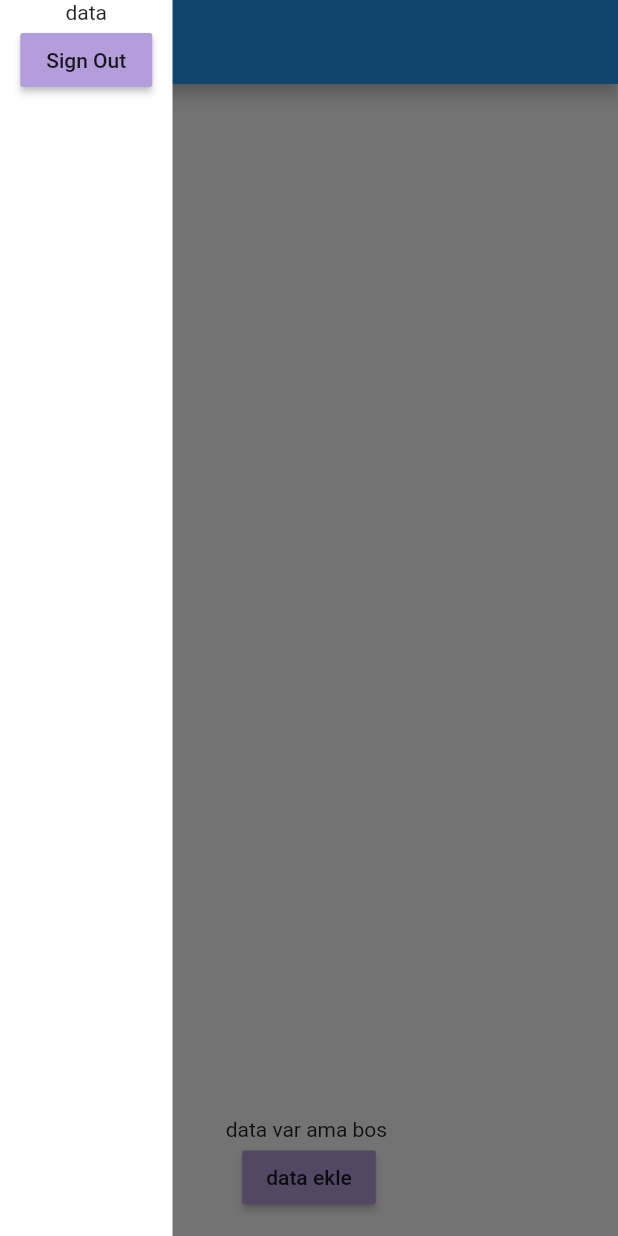
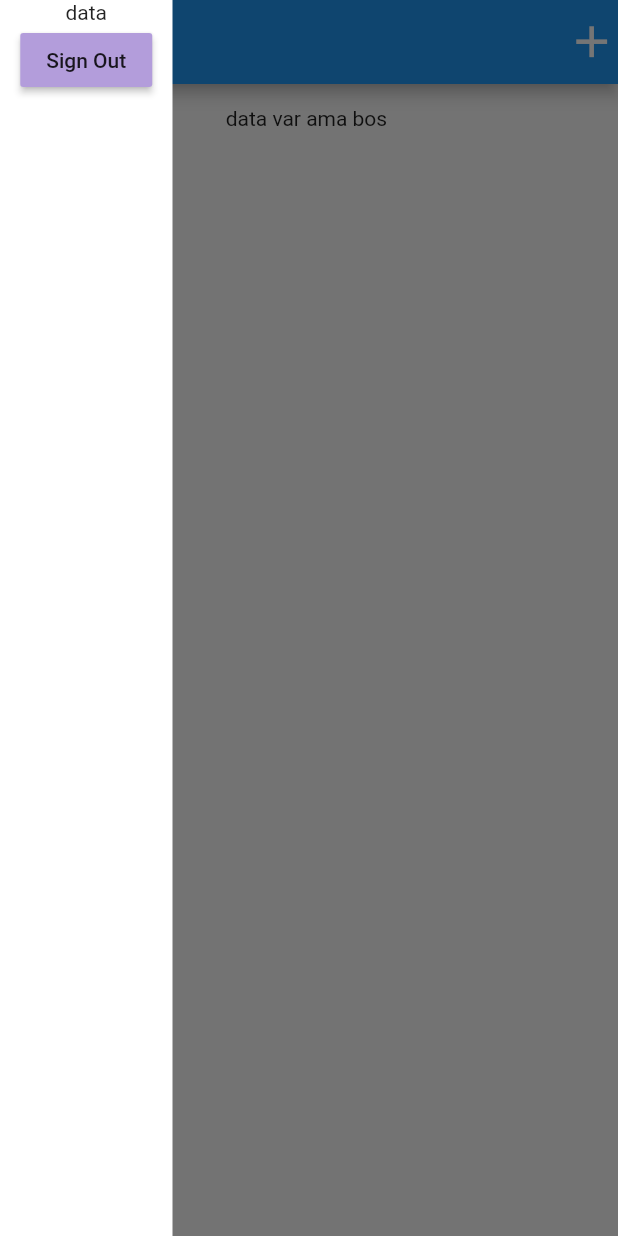
Before and after one commit to mehmetcannn0/not_defteri, a Flutter app: the screen it shows once a user with an empty profile is signed in, with the side drawer open, on a phone screen of 412 x 824 dp. Run offline on Flutter 3.47's test engine with Material 2 defaults, Android fonts, the phone set to English and light mode, and no system bars; our stand-ins replace cloud_firestore, cool_alert, firebase_auth, firebase_core, google_fonts; accounts and stored records are empty.

Commit message:
data ekleme appbar a tasındı

```diff
--- a/lib/pages/home_page.dart
+++ b/lib/pages/home_page.dart
@@ -90,7 +90,27 @@ class _HomePageState extends State<HomePage> {
   Widget build(BuildContext context) {
     Size size = MediaQuery.of(context).size;
     return Scaffold(
-      appBar: AppBar(),
+      appBar: AppBar(
+        actions: [
+          GestureDetector(
+            onTap: () {
+              Navigator.push(
+                  context,
+                  MaterialPageRoute(
+                      builder: (context) => DetailPage(
+                            uid: user.uid,
+                            id: "",
+                          ))).then((value) {
+                setState(() {});
+              });
+            },
+            child: Icon(
+              Icons.add,
+              size: 35,
+            ),
+          )
+        ],
+      ),
       drawer: Container(
         width: 115,
         color: Theme.of(context).primaryColor,
@@ -115,7 +135,7 @@ class _HomePageState extends State<HomePage> {
       body: SafeArea(
         child: Center(
             child: Column(
-          mainAxisAlignment: MainAxisAlignment.end,
+          mainAxisAlignment: MainAxisAlignment.start,
           children: [
             SizedBox(
               height: 15,
@@ -131,9 +151,9 @@ class _HomePageState extends State<HomePage> {
                   } else {
                     print(snapshot.data.docs.length);
                     // print(snapshot.data.docs.length);
-                    return Container(
+                    return Expanded(
                       // color: Colors.blue,
-                      height: size.height * 0.65,
+                      // height: size.height * 0.65,
                       child: ListView.builder(
                         // itemCount: datas.length,
                         itemCount: snapshot.data.docs.length,
@@ -153,10 +173,13 @@ class _HomePageState extends State<HomePage> {
 
                               print(snapshot.data.docs[index]["time"]);
                             },
-                            child: Container(
+                            child: Card(
+                              elevation: 3,
+                              margin: EdgeInsets.symmetric(
+                                  horizontal: 19, vertical: 9),
                               child: Padding(
                                 padding: const EdgeInsets.symmetric(
-                                    horizontal: 18.0),
+                                    horizontal: 11.0),
                                 child: ListTile(
                                   subtitle: Row(
                                     mainAxisAlignment: MainAxisAlignment.end,
@@ -216,27 +239,22 @@ class _HomePageState extends State<HomePage> {
                 }
               },
             ),
-            MaterialButton(
-              onPressed: () {
-                Navigator.push(
-                    context,
-                    MaterialPageRoute(
-                        builder: (context) => DetailPage(
-                              uid: user.uid,
-                              id: "",
-                            ))).then((value) {
-                  setState(() {});
-                  // CoolAlert.show(
-                  //   context: context,
-                  //   type: CoolAlertType.success,
-                  //   text: 'Note successfully added!',
-                  //   autoCloseDuration: Duration(seconds: 3),
-                  // );
-                });
-              },
-              color: Colors.deepPurple[200],
-              child: Text("data ekle"),
-            ),
+            // MaterialButton(
+            //   onPressed: () {
+            //     Navigator.push(
+            //         context,
+            //         MaterialPageRoute(
+            //             builder: (context) => DetailPage(
+            //                   uid: user.uid,
+            //                   id: "",
+            //                 ))).then((value) {
+            //       setState(() {});
+
+            //     });
+            //   },
+            //   color: Colors.deepPurple[200],
+            //   child: Text("data ekle"),
+            // ),
             SizedBox(
               height: 15,
             ),
```
